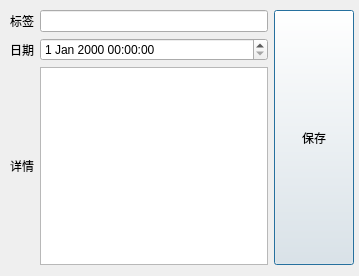
Qt form TagSchedule/ui/AddTag.ui (3548848289/UniFileHub) before a commit.
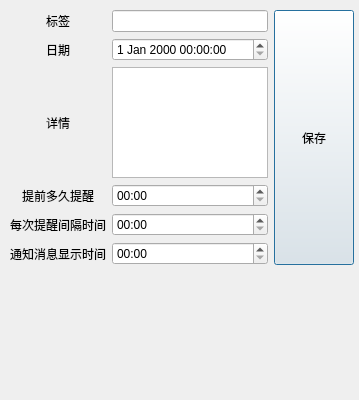
The same form after that commit. Icons and pictures are not drawn.

Commit message: 修改标签文件提醒方式，现在每个文件能单独设置提醒

Diff of the .ui file:
```diff
--- a/TagSchedule/ui/AddTag.ui
+++ b/TagSchedule/ui/AddTag.ui
@@ -7,7 +7,7 @@
     <x>0</x>
     <y>0</y>
     <width>359</width>
-    <height>276</height>
+    <height>400</height>
    </rect>
   </property>
   <property name="windowTitle">
@@ -61,6 +61,57 @@
         </property>
        </widget>
       </item>
+      <item row="3" column="0">
+       <widget class="QLabel" name="reminderLabel">
+        <property name="text">
+         <string>提前多久提醒</string>
+        </property>
+        <property name="alignment">
+         <set>Qt::AlignmentFlag::AlignCenter</set>
+        </property>
+       </widget>
+      </item>
+      <item row="3" column="1">
+       <widget class="QTimeEdit" name="reminderTimeEdit">
+        <property name="displayFormat">
+         <string>HH:mm</string>
+        </property>
+       </widget>
+      </item>
+      <item row="4" column="0">
+       <widget class="QLabel" name="intervalLabel">
+        <property name="text">
+         <string>每次提醒间隔时间</string>
+        </property>
+        <property name="alignment">
+         <set>Qt::AlignmentFlag::AlignCenter</set>
+        </property>
+       </widget>
+      </item>
+      <item row="4" column="1">
+       <widget class="QTimeEdit" name="intervalTimeEdit">
+        <property name="displayFormat">
+         <string>HH:mm</string>
+        </property>
+       </widget>
+      </item>
+      <item row="5" column="0">
+       <widget class="QLabel" name="notifyLabel">
+        <property name="text">
+         <string>通知消息显示时间</string>
+        </property>
+        <property name="alignment">
+         <set>Qt::AlignmentFlag::AlignCenter</set>
+        </property>
+       </widget>
+      </item>
+      <item row="5" column="1">
+       <widget class="QTimeEdit" name="notifyTimeEdit">
+        <property name="displayFormat">
+         <string>HH:mm</string>
+        </property>
+       </widget>
+      </item>
       <item row="1" column="0">
        <widget class="QLabel" name="label_2">
         <property name="text">
```
The commit also changes 23 other files.
